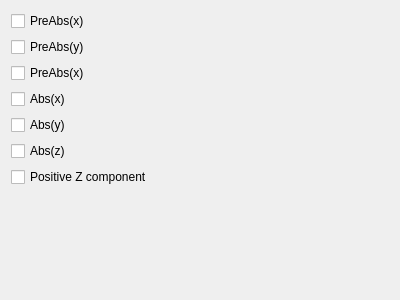
Above: mandelbulber2/qt_data/fractal_buffalo.ui from buddhi1980/mandelbulber2 before the change. Below: the same form after it.
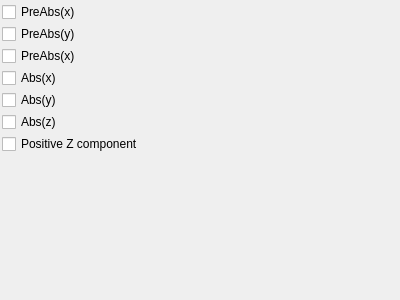
That is the form after the change.

Commit message: Changed vertical size policy for all edit widgets in all *.ui files Font size controls height of table rows

```diff
--- a/mandelbulber2/qt_data/fractal_buffalo.ui
+++ b/mandelbulber2/qt_data/fractal_buffalo.ui
@@ -14,8 +14,29 @@
    <string>Form</string>
   </property>
   <layout class="QVBoxLayout" name="verticalLayout">
+   <property name="spacing">
+    <number>2</number>
+   </property>
+   <property name="leftMargin">
+    <number>2</number>
+   </property>
+   <property name="topMargin">
+    <number>2</number>
+   </property>
+   <property name="rightMargin">
+    <number>2</number>
+   </property>
+   <property name="bottomMargin">
+    <number>2</number>
+   </property>
    <item>
     <widget class="QCheckBox" name="checkBox_buffalo_preabs_x">
+     <property name="sizePolicy">
+      <sizepolicy hsizetype="Minimum" vsizetype="Maximum">
+       <horstretch>0</horstretch>
+       <verstretch>0</verstretch>
+      </sizepolicy>
+     </property>
      <property name="text">
       <string>PreAbs(x)</string>
      </property>
@@ -23,6 +44,12 @@
 	 </item>
    <item>
     <widget class="QCheckBox" name="checkBox_buffalo_preabs_y">
+     <property name="sizePolicy">
+      <sizepolicy hsizetype="Minimum" vsizetype="Maximum">
+       <horstretch>0</horstretch>
+       <verstretch>0</verstretch>
+      </sizepolicy>
+     </property>
      <property name="text">
       <string>PreAbs(y)</string>
      </property>
@@ -30,6 +57,12 @@
 	 </item>
    <item>
     <widget class="QCheckBox" name="checkBox_buffalo_preabs_z">
+     <property name="sizePolicy">
+      <sizepolicy hsizetype="Minimum" vsizetype="Maximum">
+       <horstretch>0</horstretch>
+       <verstretch>0</verstretch>
+      </sizepolicy>
+     </property>
      <property name="text">
       <string>PreAbs(x)</string>
      </property>
@@ -37,6 +70,12 @@
 	 </item>
    <item>
     <widget class="QCheckBox" name="checkBox_buffalo_abs_x">
+     <property name="sizePolicy">
+      <sizepolicy hsizetype="Minimum" vsizetype="Maximum">
+       <horstretch>0</horstretch>
+       <verstretch>0</verstretch>
+      </sizepolicy>
+     </property>
      <property name="text">
       <string>Abs(x)</string>
      </property>
@@ -44,6 +83,12 @@
    </item>
    <item>
     <widget class="QCheckBox" name="checkBox_buffalo_abs_y">
+     <property name="sizePolicy">
+      <sizepolicy hsizetype="Minimum" vsizetype="Maximum">
+       <horstretch>0</horstretch>
+       <verstretch>0</verstretch>
+      </sizepolicy>
+     </property>
      <property name="text">
       <string>Abs(y)</string>
      </property>
@@ -51,6 +96,12 @@
    </item>
    <item>
     <widget class="QCheckBox" name="checkBox_buffalo_abs_z">
+     <property name="sizePolicy">
+      <sizepolicy hsizetype="Minimum" vsizetype="Maximum">
+       <horstretch>0</horstretch>
+       <verstretch>0</verstretch>
+      </sizepolicy>
+     </property>
      <property name="text">
       <string>Abs(z)</string>
      </property>
@@ -58,6 +109,12 @@
    </item>
    <item>
     <widget class="QCheckBox" name="checkBox_buffalo_pos_z">
+     <property name="sizePolicy">
+      <sizepolicy hsizetype="Minimum" vsizetype="Maximum">
+       <horstretch>0</horstretch>
+       <verstretch>0</verstretch>
+      </sizepolicy>
+     </property>
      <property name="text">
       <string>Positive Z component</string>
      </property>
```
Left out of the diff: 6 changed lines with no effect on the pictures. The commit also changes 23 other files.
